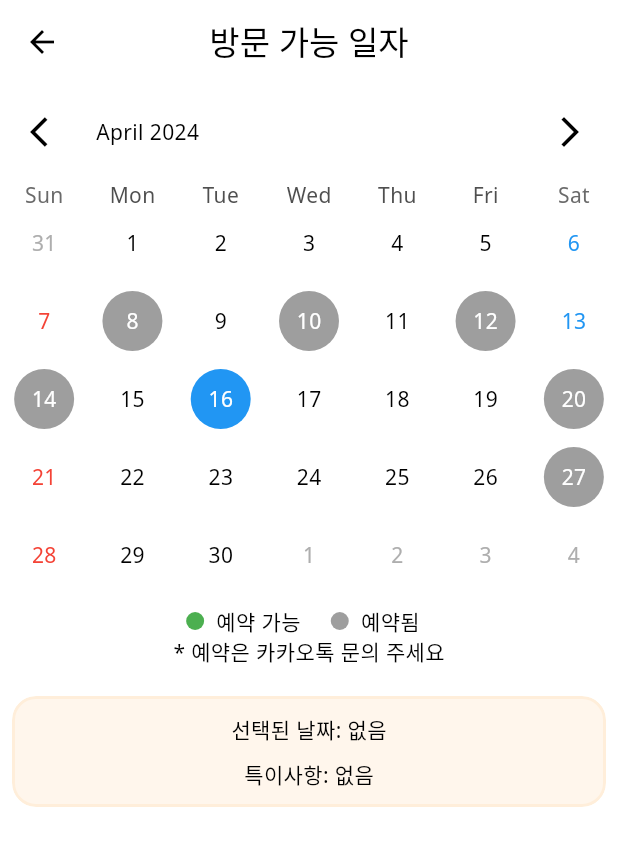
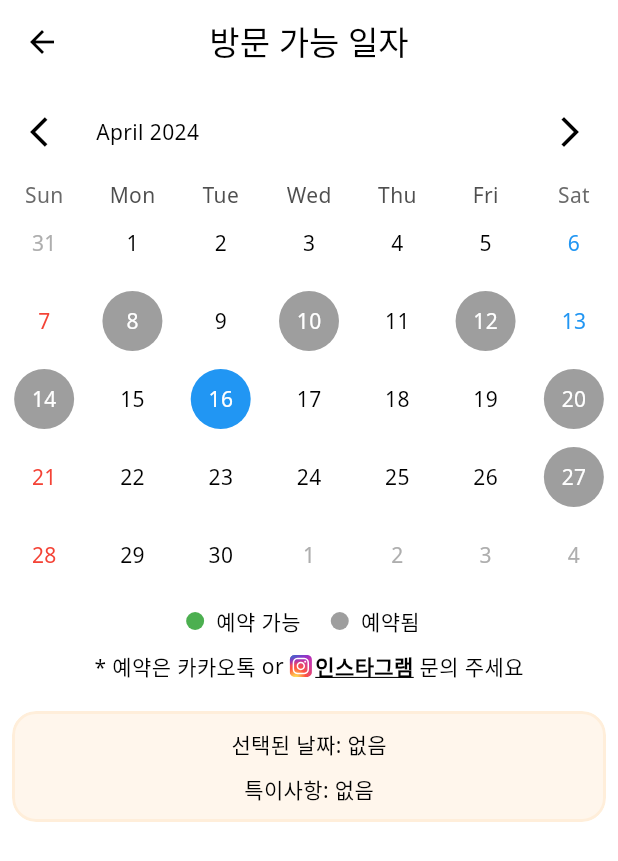
Before and after one commit to sechiyo97/daynyong_house_flutter, a Flutter app: the ScheduleScreen screen opened by its route, on a phone screen of 412 x 824 dp. Shown: the top 861 px of the screen. Run offline on Flutter 3.47's test engine with Material 3 defaults, Android fonts, the phone set to English and light mode, and no system bars; drawn by our look-alikes of table_calendar; our stand-ins replace csv, flutter_svg, get.

Commit message:
주소 페이지 추가

```diff
--- a/lib/main.dart
+++ b/lib/main.dart
@@ -6,6 +6,7 @@ import 'package:daynyong_house_flutter/wishlists/wishlists_screen.dart';
 import 'package:flutter/material.dart';
 import 'package:get/get.dart';
 
+import 'address/address_screen.dart';
 import 'main_screen.dart';
 
 void main() {
@@ -52,6 +53,10 @@ class MyApp extends StatelessWidget {
           name: '/schedule',
           page: () => const ScheduleScreen(),
         ),
+        GetPage(
+          name: '/address',
+          page: () => const AddressScreen(),
+        ),
       ],
     );
   }
--- a/lib/main_screen.dart
+++ b/lib/main_screen.dart
@@ -101,6 +101,8 @@ class _MainScreenState extends State<MainScreen> {
             _buildMenuButton("배달 맛집", "/restaurants"),
             const SizedBox(height: 20),
             _buildMenuButton("방문 가능 일자", "/schedule"),
+            const SizedBox(height: 20),
+            _buildMenuButton("찾아오시는 길", "/address"),
           ],
         ),
       ),
--- a/lib/schedule/schedule_screen.dart
+++ b/lib/schedule/schedule_screen.dart
@@ -1,11 +1,14 @@
 import 'package:daynyong_house_flutter/component/custom_appbar.dart';
 import 'package:daynyong_house_flutter/component/rounded_container.dart';
 import 'package:daynyong_house_flutter/schedule/model/schedule.dart';
+import 'package:flutter/cupertino.dart';
 import 'package:flutter/material.dart';
+import 'package:flutter_svg/flutter_svg.dart';
 import 'package:get/get.dart';
 import 'package:table_calendar/table_calendar.dart';
 import 'package:csv/csv.dart';
 import 'package:flutter/services.dart' show rootBundle;
+import 'package:url_launcher/url_launcher.dart';
 
 class ScheduleScreen extends StatefulWidget {
   const ScheduleScreen({super.key});
@@ -233,7 +236,32 @@ class _ScheduleScreenState extends State<ScheduleScreen> {
               ),
             ],
           ),
-          const Text('* 예약은 카카오톡 문의 주세요'),
+          const SizedBox(height: 10),
+          Row(
+            mainAxisAlignment: MainAxisAlignment.center,
+            children: [
+              const Text('* 예약은 '),
+              const Text('카카오톡'),
+              const Text(' or '),
+              GestureDetector(
+                onTap: _openInstagramUrl,
+                child: Row(
+                  crossAxisAlignment: CrossAxisAlignment.center,
+                  children: [
+                    SvgPicture.asset("assets/images/logo_instagram.svg", width: 15, height: 15,),
+                    const SizedBox(width: 2),
+                    const Text(
+                      '인스타그램',
+                      style: TextStyle(
+                          decoration: TextDecoration.underline,
+                          fontWeight: FontWeight.bold),
+                    ),
+                  ],
+                ),
+              ),
+              const Text(' 문의 주세요')
+            ],
+          ),
           const SizedBox(height: 20),
           _selectedDayInfo(),
         ],
@@ -253,10 +281,21 @@ class _ScheduleScreenState extends State<ScheduleScreen> {
             "선택된 날짜: ${getDateString(_selectedDay)}",
           ),
           const SizedBox(height: 10),
-          Text("특이사항: ${hasExtraInfo ? _scheduleOfCurrentSelectedDay?.info : "없음"}"),
+          Text(
+              "특이사항: ${hasExtraInfo ? _scheduleOfCurrentSelectedDay?.info : "없음"}"),
         ],
       ),
     );
+  }
+
+  void _openInstagramUrl() async {
+    Uri uri = Uri.parse(
+        'https://www.instagram.com/sechiyo97?igsh=MTN6aHhmZGdkbTdrZg==');
+    if (await canLaunchUrl(uri)) {
+      await launchUrl(uri);
+    } else {
+      throw 'Could not launch $uri';
+    }
   }
 
   String getDateString(DateTime? day) {
--- a/pubspec.yaml
+++ b/pubspec.yaml
@@ -34,6 +34,7 @@ dependencies:
   get: ^4.6.5
   url_launcher: ^6.2.5
   table_calendar: ^3.1.1
+  flutter_svg: ^2.0.7
 
   # The following adds the Cupertino Icons font to your application.
   # Use with the CupertinoIcons class for iOS style icons.
```
Also changed, not shown: lib/address/address_screen.dart (added, +73 -0 lines), assets/images/logo_instagram.svg (added), pubspec.lock, 4 other files.
